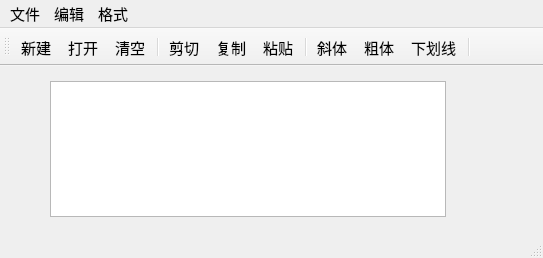
First picture: the form in chap02GUIbasics/samp2_4App/qwmainwind.ui, repository xiaose-code/Qt5.9Samp, before the edit.
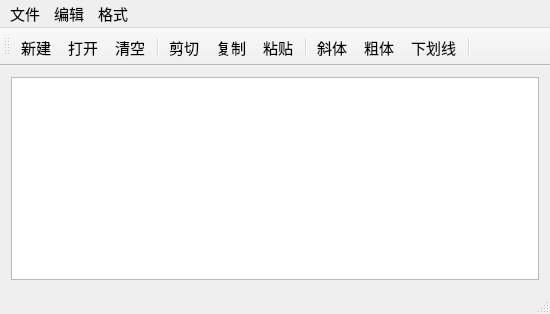
Second picture: the form after the edit. Icons and pictures are not drawn.

```diff
--- a/chap02GUIbasics/samp2_4App/qwmainwind.ui
+++ b/chap02GUIbasics/samp2_4App/qwmainwind.ui
@@ -6,8 +6,8 @@
    <rect>
     <x>0</x>
     <y>0</y>
-    <width>543</width>
-    <height>258</height>
+    <width>550</width>
+    <height>314</height>
    </rect>
   </property>
   <property name="font">
@@ -19,29 +19,25 @@
    <string>QWMainWind</string>
   </property>
   <widget class="QWidget" name="centralWidget">
+   <layout class="QVBoxLayout" name="verticalLayout">
+    <item>
    <widget class="QTextEdit" name="txtEdit">
-    <property name="geometry">
-     <rect>
-      <x>50</x>
-      <y>15</y>
-      <width>396</width>
-      <height>136</height>
-     </rect>
-    </property>
     <property name="font">
      <font>
       <pointsize>16</pointsize>
      </font>
     </property>
    </widget>
+    </item>
+   </layout>
   </widget>
   <widget class="QMenuBar" name="menuBar">
    <property name="geometry">
     <rect>
      <x>0</x>
      <y>0</y>
-     <width>543</width>
-     <height>23</height>
+     <width>550</width>
+     <height>29</height>
     </rect>
    </property>
    <widget class="QMenu" name="menu">
```
Lines whose indentation alone changed are shown as unchanged.
